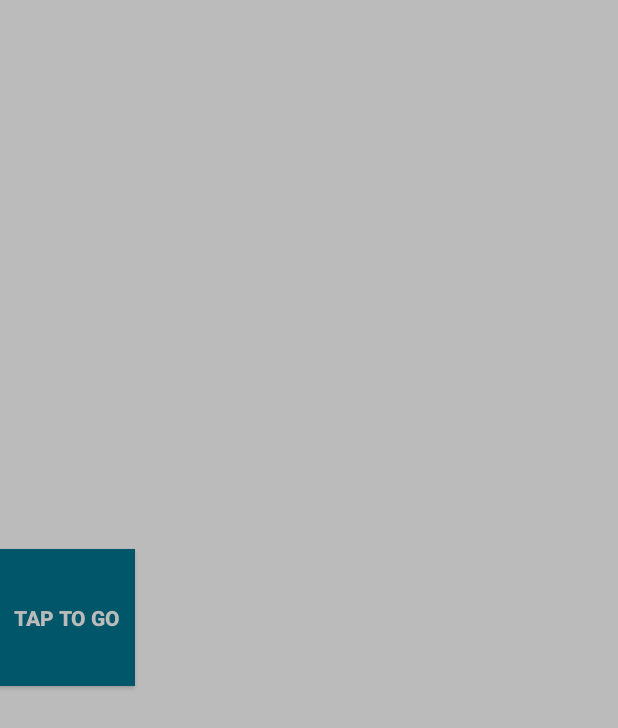
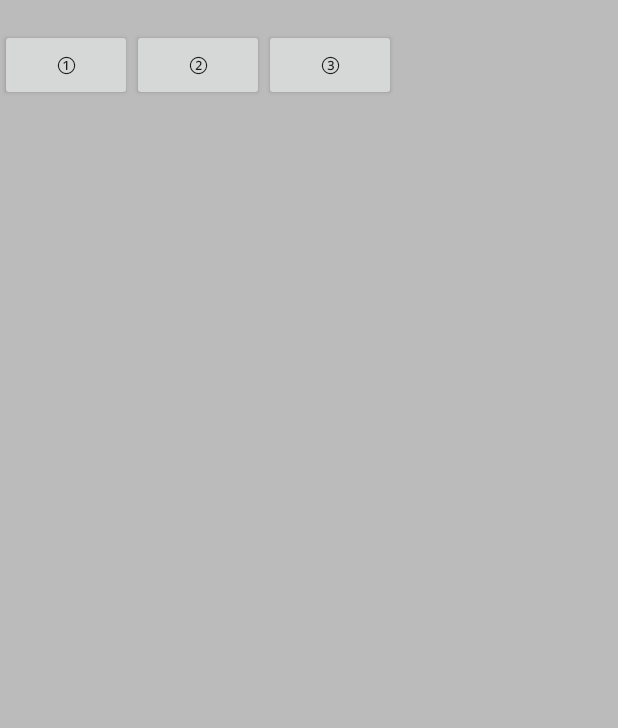
Before and after one commit to 0SouthBoss0/IT, an Android app: the layout activity_main.xml on its own in the app's theme, with its tools: preview values and no code run, on a phone screen of 412 x 824 dp. Shown: the top 728 px of the screen. Run offline under Robolectric (Android 15) with nearby library versions, the phone set to English and light mode, and no system bars.

Commit message:
QUEST 0.3

```diff
--- a/app/src/main/res/layout/activity_main.xml
+++ b/app/src/main/res/layout/activity_main.xml
@@ -5,6 +5,13 @@
     android:layout_height="match_parent"
     android:background="#bbbbbb"
     android:orientation="vertical">
+
+    <TextView
+        android:id="@+id/txt"
+
+        android:layout_width="wrap_content"
+        android:layout_height="wrap_content"
+        android:text="" />
 
     <LinearLayout
         android:layout_width="match_parent"
@@ -15,52 +22,25 @@
 
 
         <Button
-            android:id="@+id/button"
-            android:layout_width="90dp"
-            android:layout_height="91dp"
-            android:layout_gravity="center"
-            android:background="#025669"
-            android:onClick="onClick"
-            android:text="TAP TO GO"
-            android:textColor="#bbbbbb"
-            android:textStyle="bold" />
-        <TextView
-            android:id="@+id/q"
+            android:id="@+id/bt1"
             android:layout_width="wrap_content"
             android:layout_height="wrap_content"
-            android:text="" />
+            android:onClick="onClick"
+            android:text="①" />
 
-        <TextView
-            android:id="@+id/w"
+        <Button
+            android:id="@+id/bt2"
             android:layout_width="wrap_content"
             android:layout_height="wrap_content"
-            android:text="" />
+            android:onClick="onClick"
+            android:text="②" />
 
-        <TextView
-            android:id="@+id/e"
+        <Button
+            android:id="@+id/bt3"
             android:layout_width="wrap_content"
             android:layout_height="wrap_content"
-            android:text="" />
-
-        <TextView
-            android:id="@+id/r"
-            android:layout_width="wrap_content"
-            android:layout_height="wrap_content"
-            android:text="" />
-
-        <TextView
-            android:id="@+id/t"
-            android:layout_width="wrap_content"
-            android:layout_height="wrap_content"
-            android:text="" />
-
-        <TextView
-            android:id="@+id/y"
-            android:layout_width="wrap_content"
-            android:layout_height="wrap_content"
-            android:text="" />
-
-
+            android:onClick="onClick"
+            android:text="③" />
 
     </LinearLayout>
 </LinearLayout>
```
Also changed, not shown: app/src/main/java/com/example/samsunghomework/MainActivity.java (+178 -105 lines).
